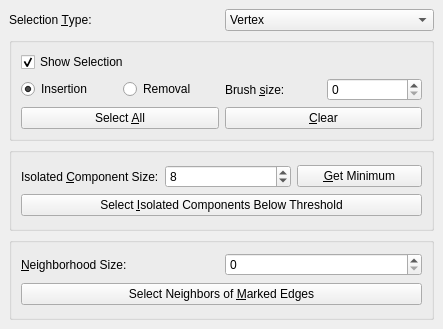
Above: Polyhedron/demo/Polyhedron/Selection_widget.ui from CGAL/cgal before the change. Below: the same form after it.
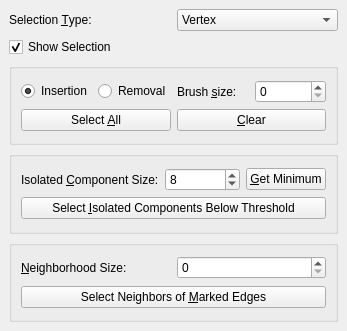
That is the form after the change.

Commit message: Introduce wrapper container for selected vertices / facets

Diff of the .ui file:
```diff
--- a/Polyhedron/demo/Polyhedron/Selection_widget.ui
+++ b/Polyhedron/demo/Polyhedron/Selection_widget.ui
@@ -6,8 +6,8 @@
    <rect>
     <x>0</x>
     <y>0</y>
-    <width>443</width>
-    <height>329</height>
+    <width>327</width>
+    <height>331</height>
    </rect>
   </property>
   <property name="windowTitle">
@@ -16,6 +16,8 @@
   <widget class="QWidget" name="dockWidgetContents">
    <layout class="QVBoxLayout" name="verticalLayout_5">
     <item>
+     <layout class="QVBoxLayout" name="verticalLayout_3">
+      <item>
      <layout class="QHBoxLayout" name="horizontalLayout_4">
       <item>
        <widget class="QLabel" name="label_2">
@@ -44,12 +46,6 @@
      </layout>
     </item>
     <item>
-     <widget class="QGroupBox" name="groupBox_2">
-      <property name="title">
-       <string/>
-      </property>
-      <layout class="QVBoxLayout" name="verticalLayout_6">
-       <item>
         <widget class="QCheckBox" name="Show_selection_check_box">
          <property name="text">
           <string>Show Selection</string>
@@ -59,6 +55,14 @@
          </property>
         </widget>
        </item>
+     </layout>
+    </item>
+    <item>
+     <widget class="QGroupBox" name="groupBox_2">
+      <property name="title">
+       <string/>
+      </property>
+      <layout class="QVBoxLayout" name="verticalLayout_6">
        <item>
         <layout class="QVBoxLayout" name="verticalLayout_2">
          <item>
```
Lines whose indentation alone changed are shown as unchanged. The commit also changes 1 other file.
